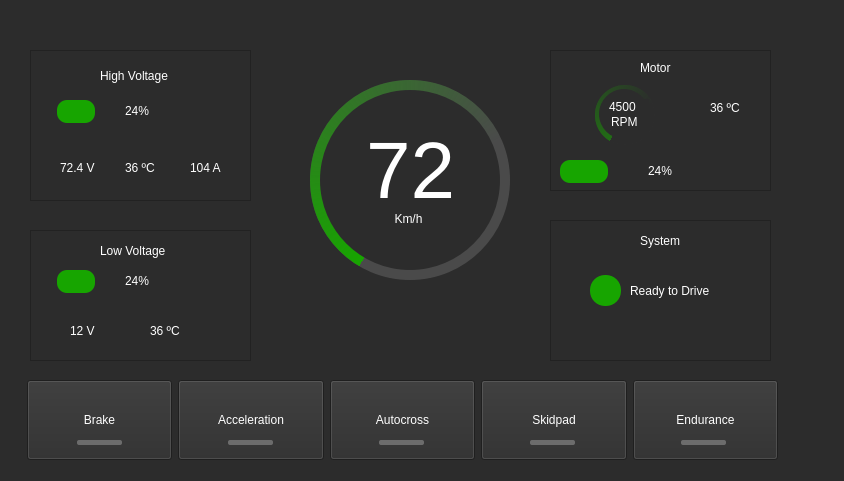
Qt form form.ui (FGR-UnB/teste) before a commit.
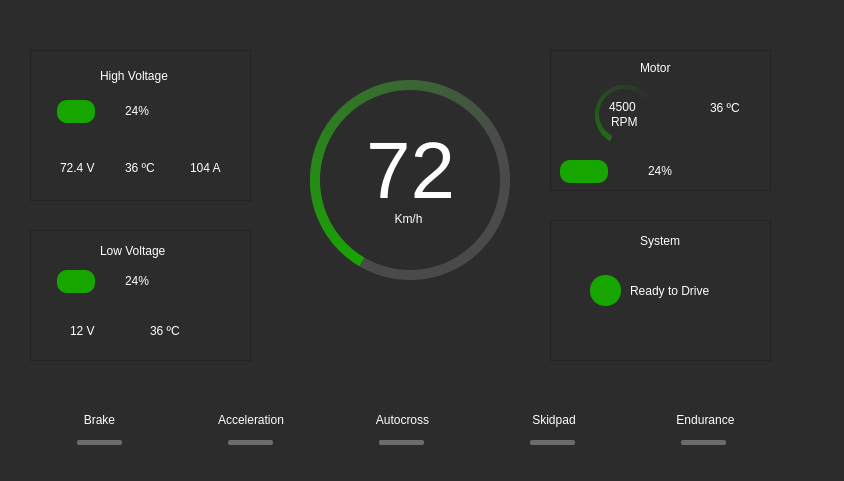
The same form after that commit.

Commit message: fixing size of system word

Diff of the .ui file:
```diff
--- a/form.ui
+++ b/form.ui
@@ -37,10 +37,14 @@
        </sizepolicy>
       </property>
       <property name="styleSheet">
-       <string notr="true">background-color: rgb(44, 44, 44);
-color: white;
-
-</string>
+       <string notr="true">QPushButton{
+	background-color: rgb(44, 44, 44);
+	color: white;
+	border:  none;
+	border-radius: 20px;
+	
+	border-top-color: rgb(255, 255, 255);
+}</string>
       </property>
       <property name="text">
        <string>Brake</string>
@@ -58,7 +62,8 @@
       <property name="styleSheet">
        <string notr="true">background-color: rgb(44, 44, 44);
 color: white;
-
+border:  none;
+border-radius: 20px;
 </string>
       </property>
       <property name="text">
@@ -77,7 +82,8 @@
       <property name="styleSheet">
        <string notr="true">background-color: rgb(44, 44, 44);
 color: white;
-
+border:  none;
+border-radius: 20px;
 </string>
       </property>
       <property name="text">
@@ -96,7 +102,8 @@
       <property name="styleSheet">
        <string notr="true">background-color: rgb(44, 44, 44);
 color: white;
-
+border:  none;
+border-radius: 20px;
 </string>
       </property>
       <property name="text">
@@ -115,7 +122,8 @@
       <property name="styleSheet">
        <string notr="true">background-color: rgb(44, 44, 44);
 color: white;
-
+border:  none;
+border-radius: 20px;
 </string>
       </property>
       <property name="text">
@@ -621,7 +629,7 @@
      <rect>
       <x>90</x>
       <y>10</y>
-      <width>51</width>
+      <width>61</width>
       <height>21</height>
      </rect>
     </property>
```
The commit also changes 1 other file.
